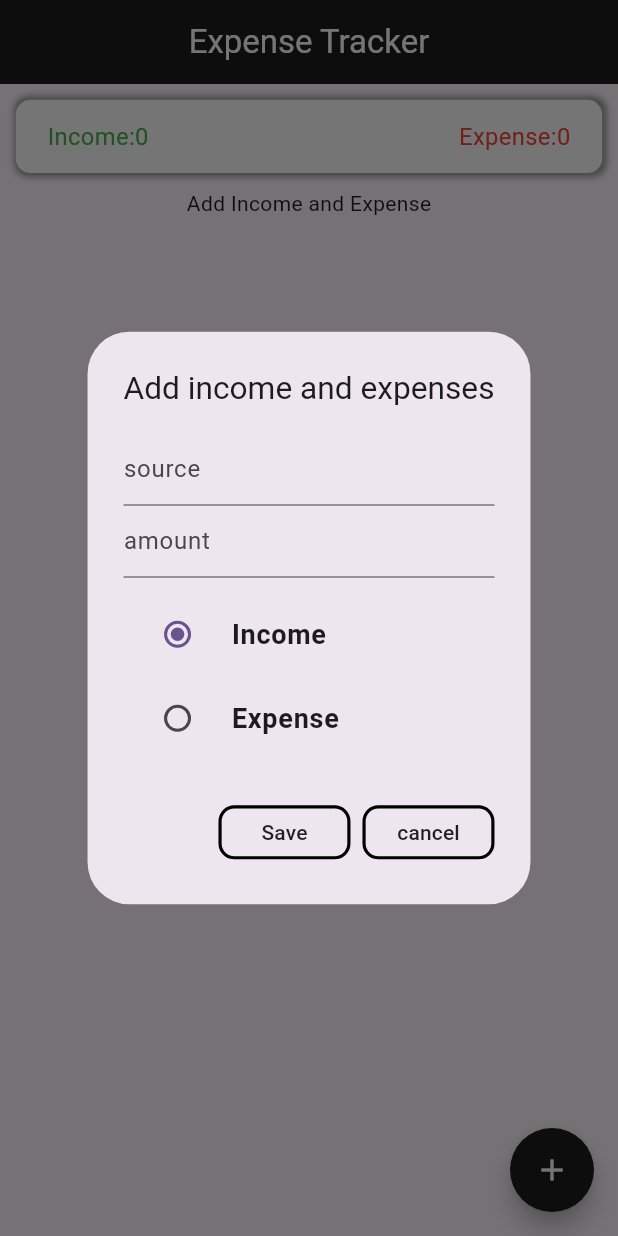
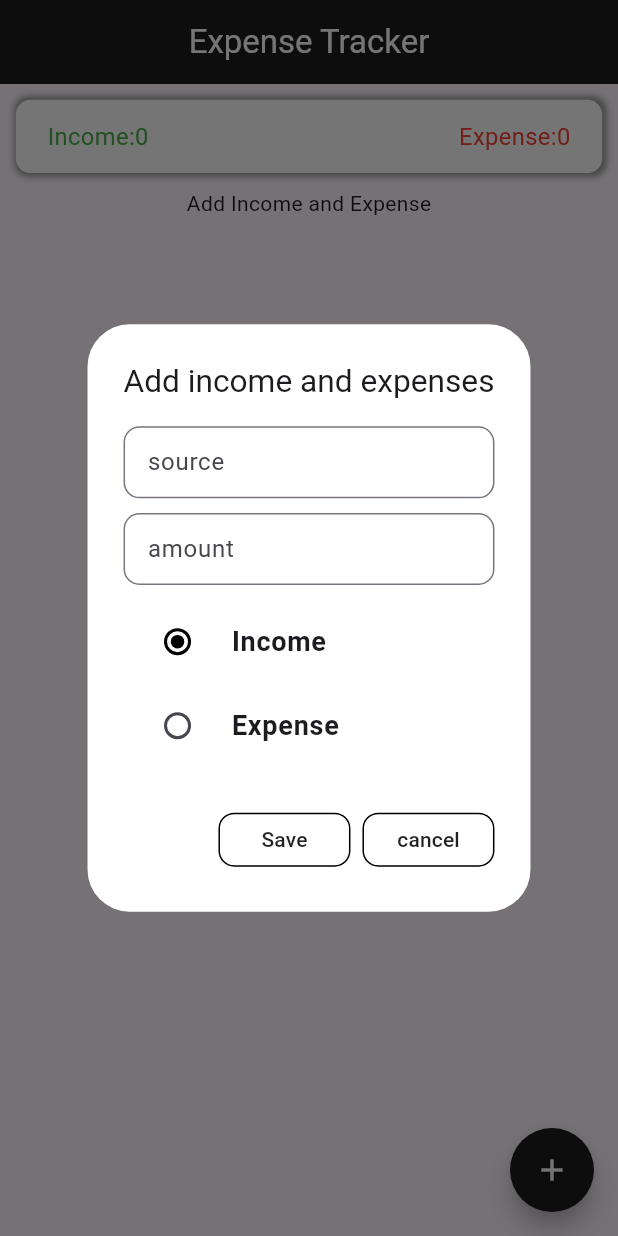
Before and after one commit to safvanmc/ExpenseTracker, a Flutter app: the screen it shows after launch, after a tap on the "add" icon, on a phone screen of 412 x 824 dp. Run offline on Flutter 3.47's test engine with Material 3 defaults, Android fonts, the phone set to English and light mode, and no system bars; our stand-ins replace cloud_firestore, firebase_core, flutter_screenutil; accounts and stored records are empty.

Commit message:
last commit

```diff
--- a/lib/home.dart
+++ b/lib/home.dart
@@ -199,8 +199,10 @@ class Home extends StatelessWidget {
     var selecteditem;
     final _provider = Provider.of<RadioBtn>(context, listen: false);
     showDialog(
+      // barrierColor: Colors.white,
       context: context,
       builder: (context) => AlertDialog(
+        backgroundColor: Colors.white,
         title: Center(
           child: Text(
             'Add income and expenses',
@@ -218,6 +220,9 @@ class Home extends StatelessWidget {
                     return 'empty field';
                   }
                 }, TextInputType.text),
+                SizedBox(
+                  height: 10.h,
+                ),
                 CustomTextfeild(amount, 'amount', (value) {
                   if (value == null || value.isEmpty) {
                     print('saf');
@@ -227,9 +232,10 @@ class Home extends StatelessWidget {
                 SizedBox(height: 10.h),
                 Consumer<RadioBtn>(
                   builder: (context, pro, child) => Column(
+                    // crossAxisAlignment: CrossAxisAlignment.start,
                     children: [
                       RadioListTile(
-                        // selected: true,
+                        activeColor: Colors.black,
                         title: const Text(
                           "Income",
                           style: TextStyle(
@@ -242,6 +248,7 @@ class Home extends StatelessWidget {
                         },
                       ),
                       RadioListTile(
+                        activeColor: Colors.black,
                         title: const Text(
                           "Expense",
                           style: TextStyle(
@@ -263,8 +270,7 @@ class Home extends StatelessWidget {
         actions: [
           MaterialButton(
             shape: RoundedRectangleBorder(
-                side: BorderSide(width: 2.w),
-                borderRadius: BorderRadius.circular(10.w)),
+                side: BorderSide(), borderRadius: BorderRadius.circular(10.w)),
             onPressed: () async {
               if (formkey.currentState!.validate())
                 await FirebaseFirestore.instance.collection('money').add({
@@ -283,8 +289,7 @@ class Home extends StatelessWidget {
           ),
           MaterialButton(
             shape: RoundedRectangleBorder(
-                side: BorderSide(width: 2.w),
-                borderRadius: BorderRadius.circular(10.w)),
+                side: BorderSide(), borderRadius: BorderRadius.circular(10.w)),
             onPressed: () {
               Navigator.pop(context);
             },
@@ -295,13 +300,24 @@ class Home extends StatelessWidget {
     );
   }
 
-  TextFormField CustomTextfeild(TextEditingController controller, String text,
+  SizedBox CustomTextfeild(TextEditingController controller, String text,
       String? Function(String?)? validator, TextInputType? keyboardType) {
-    return TextFormField(
-      keyboardType: keyboardType,
-      validator: validator,
-      controller: controller,
-      decoration: InputDecoration(hintText: text),
+    return SizedBox(
+      // height: 50.h,
+      child: TextFormField(
+          keyboardType: keyboardType,
+          validator: validator,
+          controller: controller,
+          cursorColor: Colors.black,
+          decoration: InputDecoration(
+            hintText: text,
+            isDense: true,
+            focusedBorder:
+                OutlineInputBorder(borderRadius: BorderRadius.circular(10.w)),
+            border: OutlineInputBorder(
+              borderRadius: BorderRadius.circular(10.w),
+            ),
+          )),
     );
   }
 }
```
